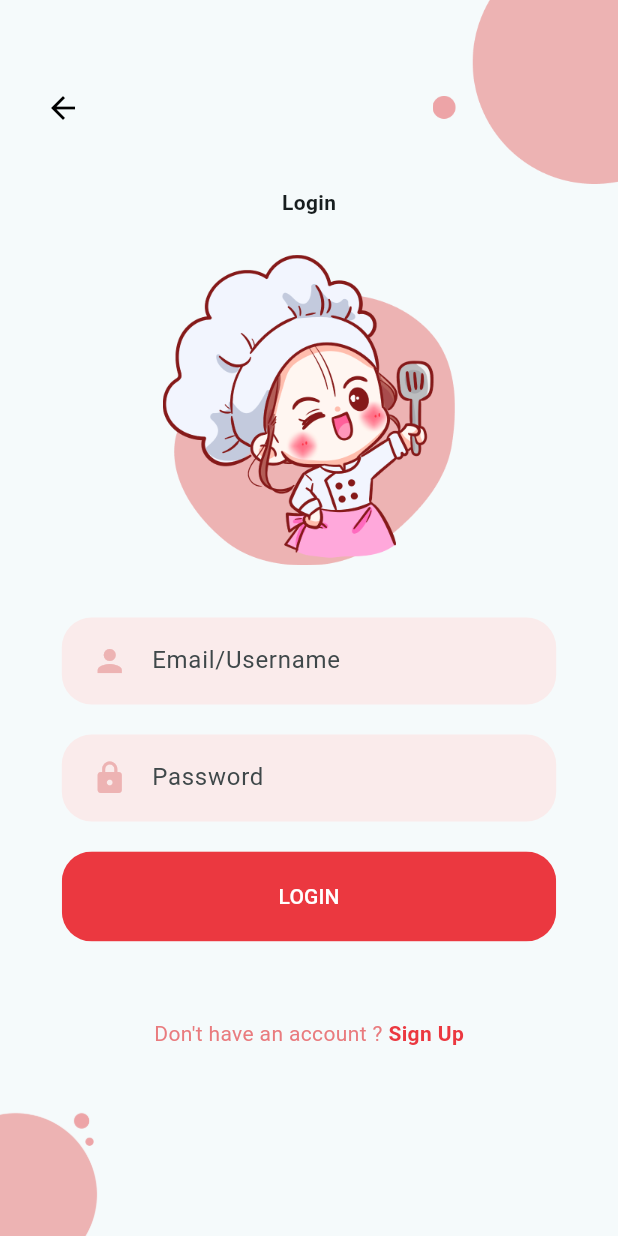
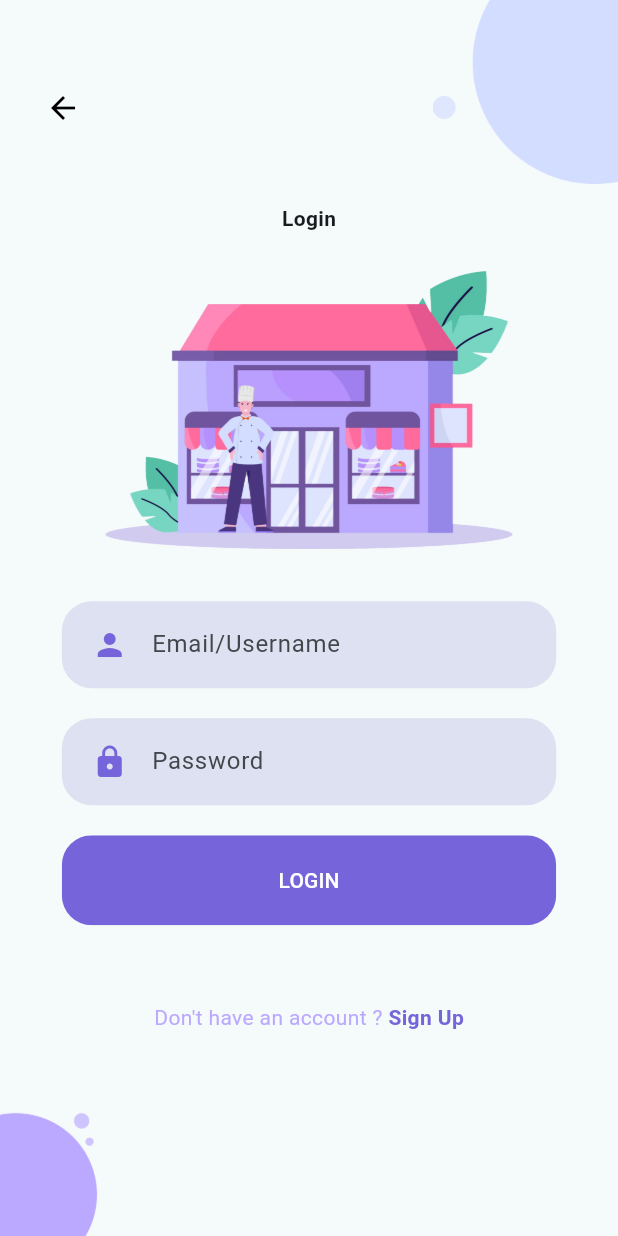
Before and after one commit to deinf/drcake, a Flutter app: the screen it shows after launch, after a tap on "LOGIN", on a phone screen of 412 x 824 dp. Run offline on Flutter 3.47's test engine with Material 2 defaults, Android fonts, the phone set to English and light mode, and no system bars; our stand-ins replace get, shared_preferences; network calls fail.

Commit message:
update revisi

```diff
--- a/lib/constant/assets.dart
+++ b/lib/constant/assets.dart
@@ -1,9 +1,17 @@
 import 'package:flutter/material.dart';
 
-const kPrimaryColor = Color.fromRGBO(235, 56, 64, 1);
-const kPrimmaryColorLight = Color.fromRGBO(233, 123, 126, 1);
-const kTextFieldColor = Color.fromRGBO(250, 235, 235, 1);
-const kIconColor = Color.fromRGBO(237, 179, 179, 1);
+const kPrimaryColor = Color.fromRGBO(118, 101, 218, 1);
+const kPrimmaryColorLight = Color.fromRGBO(187, 169, 255, 1);
+const kTextFieldColor = Color.fromRGBO(221, 225, 241, 1);
+const kIconColor = kPrimaryColor;
+
+const kColorBottom = Color.fromRGBO(187, 169, 255, 1);
+const kColorTop = Color.fromRGBO(211, 221, 255, 1);
+
+// const kPrimaryColor = Color.fromRGBO(235, 56, 64, 1);
+// const kPrimmaryColorLight = Color.fromRGBO(233, 123, 126, 1);
+// const kTextFieldColor = Color.fromRGBO(250, 235, 235, 1);
+// const kIconColor = Color.fromRGBO(237, 179, 179, 1);
 
 class Assets {
   static const String imageDir = "assets/images/";
@@ -14,12 +22,16 @@ class Assets {
   // static const String loginBottom = "${imageDir}login_bottom.png";
   static const String bottomLeftMain = "${imageDir}bottomLeftMain.png";
   static const String bottoRightMain = "${imageDir}bottomRightMain.png";
-  static const String loginImage = "${imageDir}loginImage.png";
-  static const String signUpImage = "${imageDir}signUpImage.png";
+  static const String loginImage = "${imageDir}cakeShop1.png";
+  static const String signUpImage = "${imageDir}cakeShop2.png";
+
+  //   static const String loginImage = "${imageDir}loginImage.png";
+  // static const String signUpImage = "${imageDir}signUpImage.png";
   static const String topLeft = "${imageDir}topLeft.png";
 
   static const String noData = "${imageDir}noData.png";
 
-  static const String mainBg = "${imageDir}mainBg.png";
+  // static const String mainBg = "${imageDir}mainBg.png";
+  static const String mainBg = "${imageDir}mainBg1.png";
   static const String locationImg = "${imageDir}location.png";
 }
--- a/lib/screen/homeScreen/homeScreen.dart
+++ b/lib/screen/homeScreen/homeScreen.dart
@@ -80,6 +80,8 @@ class _HomeScreenState extends State<HomeScreen> {
   }
 
   Future<void> _onRefresh() async {
+    FocusScope.of(context).unfocus();
+    controller.text = "";
     getDataCabangD();
     setState(() {});
   }
@@ -256,8 +258,11 @@ class _HomeScreenState extends State<HomeScreen> {
                                                 .namaPengujian,
                                           ),
                                           transition: Transition.rightToLeft);
-                                      if (data['data'] == "hapus") {
-                                        _onRefresh();
+
+                                      if (data != null) {
+                                        if (data['data'] == "hapus") {
+                                          _onRefresh();
+                                        }
                                       }
                                     },
                                     child: Container(
@@ -281,7 +286,8 @@ class _HomeScreenState extends State<HomeScreen> {
                                             Container(
                                               width: 10,
                                               decoration: const BoxDecoration(
-                                                  color: Colors.red,
+                                                  color: Color.fromRGBO(
+                                                      84, 191, 165, 1),
                                                   borderRadius:
                                                       BorderRadius.only(
                                                           topLeft:
--- a/lib/screen/login/components/background.dart
+++ b/lib/screen/login/components/background.dart
@@ -23,13 +23,17 @@ class Background extends StatelessWidget {
             top: 0,
             right: 0,
             width: size.width * 0.3,
-            child: Image.asset(Assets.mainTop),
+            child: Image.asset(
+              Assets.mainTop,
+              color: kColorTop,
+            ),
           ),
           Positioned(
               bottom: 0,
               left: 0,
               child: Image.asset(
                 Assets.bottomLeftMain,
+                color: kColorBottom,
                 width: size.width * 0.2,
               )),
           child,
--- a/lib/screen/login/components/body.dart
+++ b/lib/screen/login/components/body.dart
@@ -42,7 +42,7 @@ class _BodyState extends State<Body> {
             ),
             Image.asset(
               Assets.loginImage,
-              scale: 2,
+              scale: 6,
               fit: BoxFit.none,
             ),
             SizedBox(
@@ -64,7 +64,7 @@ class _BodyState extends State<Body> {
             ),
             pengecekanUsername == false
                 ? Container()
-                : Text(
+                : const Text(
                     "Username harus diisi!",
                     style: TextStyle(color: kPrimaryColor, fontSize: 12),
                   ),
@@ -81,7 +81,7 @@ class _BodyState extends State<Body> {
             ),
             pengecekanLogin == false
                 ? Container()
-                : Text(
+                : const Text(
                     "Pasword harus diisi!",
                     style: TextStyle(color: kPrimaryColor, fontSize: 12),
                   ),
--- a/lib/screen/signUp/components/background.dart
+++ b/lib/screen/signUp/components/background.dart
@@ -23,7 +23,10 @@ class Background extends StatelessWidget {
             top: 0,
             left: 0,
             width: size.width * 0.3,
-            child: Image.asset(Assets.topLeft),
+            child: Image.asset(
+              Assets.topLeft,
+              color: kColorTop,
+            ),
           ),
           Positioned(
               bottom: 0,
@@ -31,6 +34,7 @@ class Background extends StatelessWidget {
               child: Image.asset(
                 Assets.bottoRightMain,
                 width: size.width * 0.2,
+                color: kColorBottom,
               )),
           child,
           Positioned(
--- a/lib/screen/signUp/components/body.dart
+++ b/lib/screen/signUp/components/body.dart
@@ -42,7 +42,7 @@ class _BodyState extends State<Body> {
             ),
             Image.asset(
               Assets.signUpImage,
-              scale: 2,
+              scale: 6,
               fit: BoxFit.none,
             ),
             SizedBox(
--- a/lib/screen/welcome/components/background.dart
+++ b/lib/screen/welcome/components/background.dart
@@ -20,7 +20,10 @@ class Background extends StatelessWidget {
           top: 0,
           right: 0,
           width: size.width * 0.3,
-          child: Image.asset(Assets.mainTop),
+          child: Image.asset(
+            Assets.mainTop,
+            color: kColorTop,
+          ),
         ),
         Positioned(
             bottom: 0,
@@ -28,6 +31,7 @@ class Background extends StatelessWidget {
             child: Image.asset(
               Assets.mainBottom,
               width: size.width * 0.2,
+              color: kColorBottom,
             )),
         child
       ]),
--- a/lib/screen/welcome/components/body.dart
+++ b/lib/screen/welcome/components/body.dart
@@ -20,14 +20,17 @@ class Body extends StatelessWidget {
           children: [
             const Text(
               "DR CAKE",
-              style: TextStyle(fontWeight: FontWeight.bold),
+              style: TextStyle(
+                  fontWeight: FontWeight.bold,
+                  fontSize: 25,
+                  color: kPrimaryColor),
             ),
             SizedBox(
               height: size.height * 0.05,
             ),
             Image.asset(
               Assets.mainBg,
-              scale: 2,
+              scale: 6,
               fit: BoxFit.none,
             ),
             SizedBox(
--- a/lib/utils/apiEndpoints.dart
+++ b/lib/utils/apiEndpoints.dart
@@ -1,5 +1,5 @@
 class ApiEndPoints {
-  static final String baseUrl = "http://35.219.98.176:5000/drcake/";
+  static final String baseUrl = "http://103.175.218.145:5000/drcake/";
   static _AuthEndPoints authEndPoints = _AuthEndPoints();
   static final String apikey = "masuk321";
 }
```
Also changed, not shown: assets/images/cakeShop1.png (added), assets/images/cakeShop2.png (added), assets/images/mainBg1.png (added).
